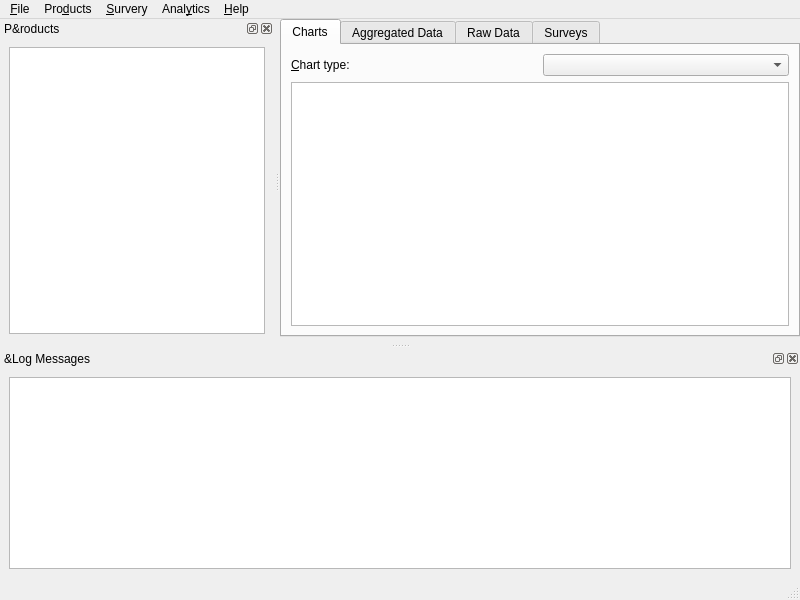
First picture: the form in analyzer/mainwindow.ui, repository KDE/kuserfeedback, before the edit.
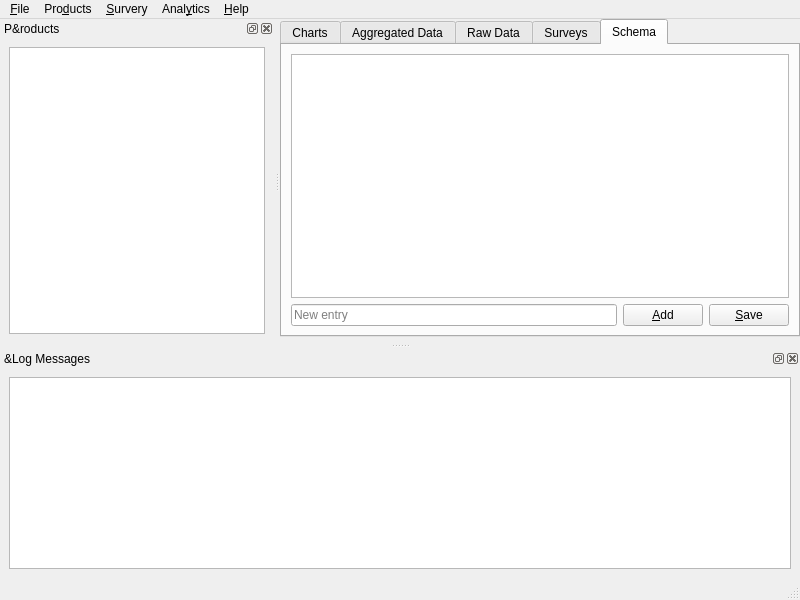
Second picture: the form after the edit. The open tabs and pages were chosen to show the change. Custom widgets are drawn as their Qt base class.

Commit message: First draft of the schema editor.

What changed in the file:
```diff
--- a/analyzer/mainwindow.ui
+++ b/analyzer/mainwindow.ui
@@ -100,6 +100,45 @@
         </item>
        </layout>
       </widget>
+      <widget class="QWidget" name="schemaTab">
+       <attribute name="title">
+        <string>Schema</string>
+       </attribute>
+       <layout class="QVBoxLayout" name="verticalLayout_8">
+        <item>
+         <widget class="QTableView" name="schemaView">
+          <property name="selectionMode">
+           <enum>QAbstractItemView::SingleSelection</enum>
+          </property>
+         </widget>
+        </item>
+        <item>
+         <layout class="QHBoxLayout" name="horizontalLayout">
+          <item>
+           <widget class="QLineEdit" name="newSchemaEntryName">
+            <property name="placeholderText">
+             <string>New entry</string>
+            </property>
+           </widget>
+          </item>
+          <item>
+           <widget class="QPushButton" name="addSchemaEntryButton">
+            <property name="text">
+             <string>&amp;Add</string>
+            </property>
+           </widget>
+          </item>
+          <item>
+           <widget class="QPushButton" name="saveSchemaButton">
+            <property name="text">
+             <string>&amp;Save</string>
+            </property>
+           </widget>
+          </item>
+         </layout>
+        </item>
+       </layout>
+      </widget>
      </widget>
     </item>
     <item>
```
The commit also changes 8 other files.
